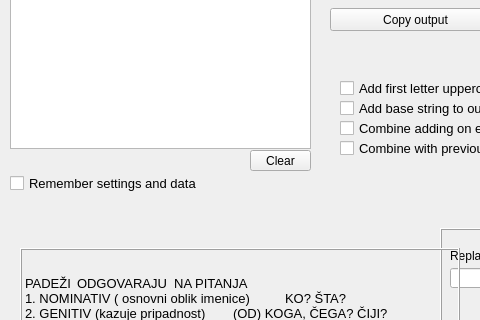
First picture: the form in data/app/designer/definition_editor.ui, repository dsoftn/my_journal, before the edit; both pictures show x 0 to 480 and y 272 to 592 of the 912 by 826 pixel window.
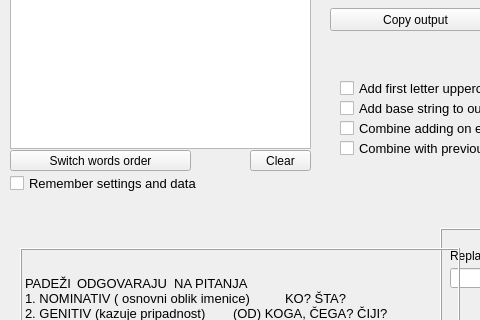
Second picture: the form after the edit. Icons and pictures are not drawn.

Diff of the .ui file:
```diff
--- a/data/app/designer/definition_editor.ui
+++ b/data/app/designer/definition_editor.ui
@@ -865,6 +865,22 @@
     <bool>false</bool>
    </property>
   </widget>
+  <widget class="QPushButton" name="btn_switch_words_order">
+   <property name="geometry">
+    <rect>
+     <x>10</x>
+     <y>422</y>
+     <width>181</width>
+     <height>21</height>
+    </rect>
+   </property>
+   <property name="text">
+    <string>Switch words order</string>
+   </property>
+   <property name="autoDefault">
+    <bool>false</bool>
+   </property>
+  </widget>
  </widget>
  <resources/>
  <connections/>
```
